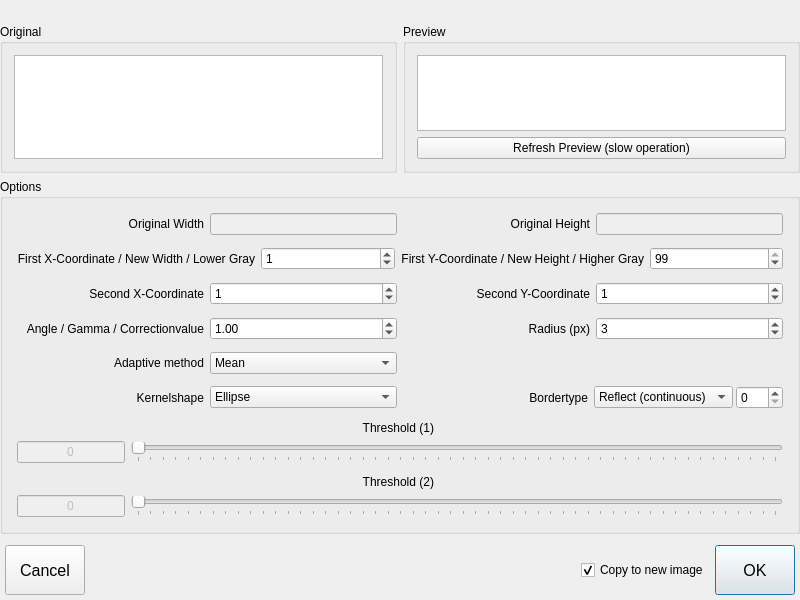
Above: KomischesCAIPProjekt/KPProcessingWindow.ui from Kixel/KomischesCAIPProjekt before the change. Below: the same form after it.
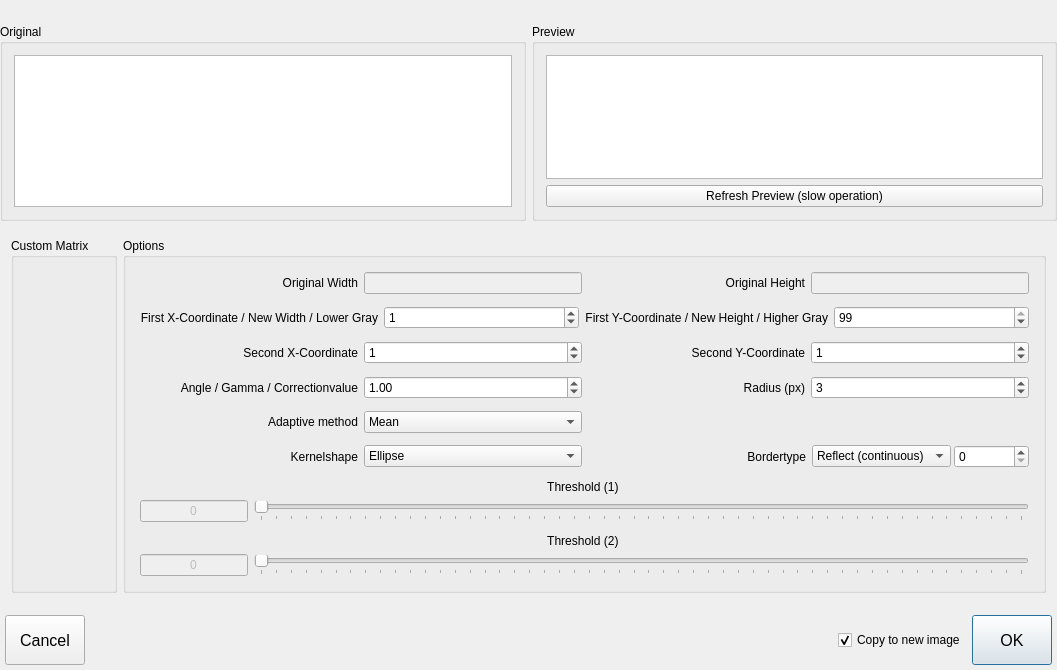
That is the form after the change.

Commit message: Added custom filters. THEY DO NOT WORK.

Diff of the .ui file:
```diff
--- a/KomischesCAIPProjekt/KPProcessingWindow.ui
+++ b/KomischesCAIPProjekt/KPProcessingWindow.ui
@@ -6,8 +6,8 @@
    <rect>
     <x>0</x>
     <y>0</y>
-    <width>800</width>
-    <height>600</height>
+    <width>1057</width>
+    <height>670</height>
    </rect>
   </property>
   <property name="windowTitle">
@@ -98,6 +98,16 @@
     </layout>
    </item>
    <item>
+    <widget class="QWidget" name="widget_8" native="true">
+     <layout class="QHBoxLayout" name="horizontalLayout_14">
+      <item>
+       <widget class="QGroupBox" name="groupBox_3">
+        <property name="title">
+         <string>Custom Matrix</string>
+        </property>
+       </widget>
+      </item>
+      <item>
     <widget class="QGroupBox" name="optionsbox">
      <property name="sizePolicy">
       <sizepolicy hsizetype="Preferred" vsizetype="Preferred">
@@ -762,6 +772,9 @@
             </widget>
            </item>
           </layout>
+            </item>
+           </layout>
+          </widget>
          </item>
         </layout>
        </widget>
```
Lines whose indentation alone changed are shown as unchanged. The commit also changes 10 other files.
